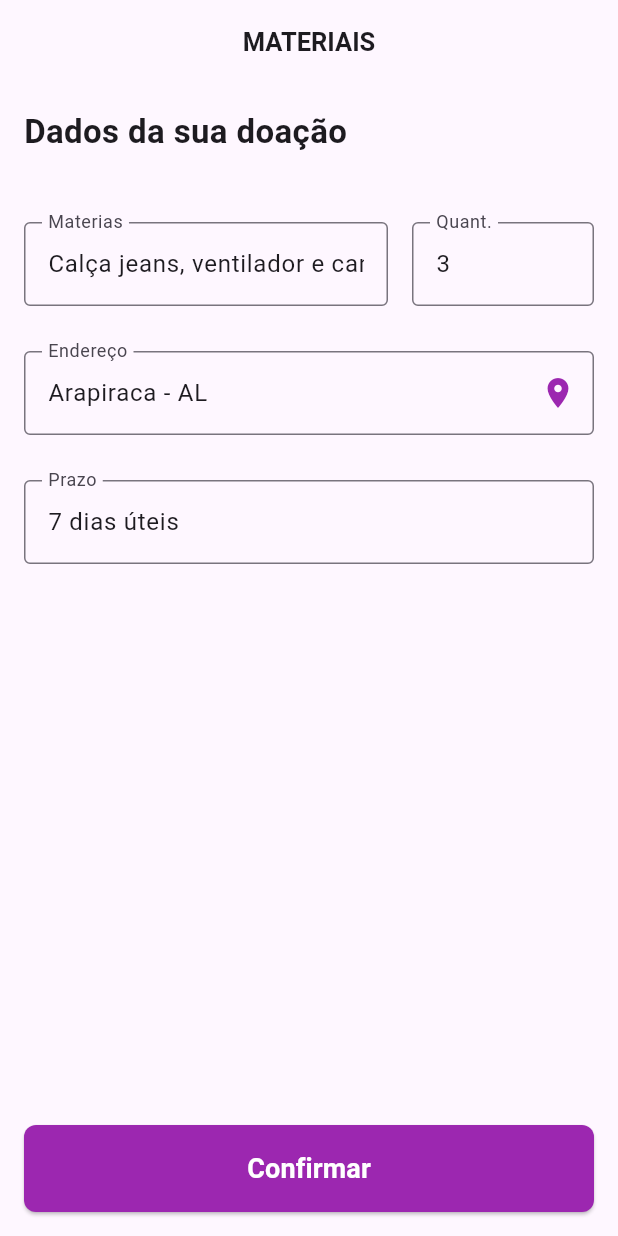
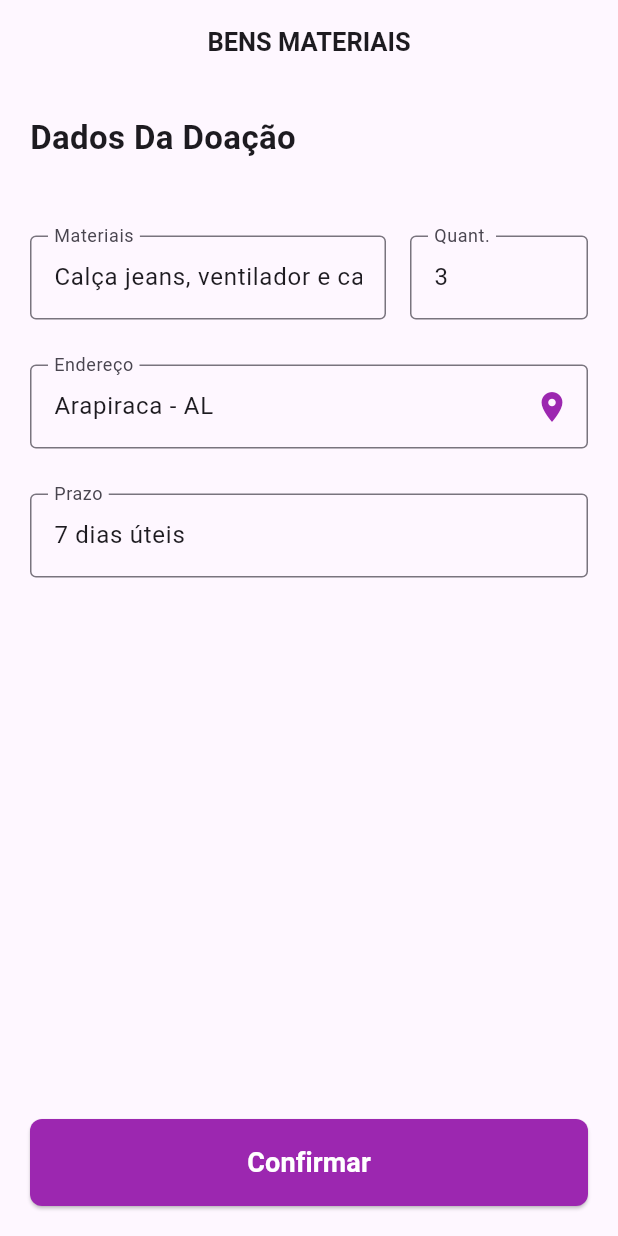
Before and after one commit to Nanygomes13/HOPE, a Flutter app: the screen it shows after launch, on a phone screen of 412 x 824 dp. Run offline on Flutter 3.47's test engine with Material 3 defaults, Android fonts, the phone set to English and light mode, and no system bars; our stand-ins replace geocoding, google_maps_flutter, sqflite; accounts and stored records are empty.

```diff
--- a/lib/CadastroTransacao.dart
+++ b/lib/CadastroTransacao.dart
@@ -16,8 +16,6 @@ class _CadastroTransacaoState extends State<CadastroTransacao> {
   TextEditingController _instituicaoController = TextEditingController();
   TextEditingController _valorController = TextEditingController();
   TextEditingController _pixController = TextEditingController();
-  TextEditingController _dataController = TextEditingController();
-  TextEditingController _horaController = TextEditingController();
 
   void _saveTransaction() async {
     if (_formKey.currentState!.validate()) {
@@ -26,8 +24,6 @@ class _CadastroTransacaoState extends State<CadastroTransacao> {
         instituicao: _instituicaoController.text,
         valor: double.tryParse(_valorController.text) ?? 0.0,
         pix: _pixController.text,
-        data: _dataController.text,
-        hora: _horaController.text,
       );
 
       await TransacaoDao().salvarTransacao(novaTransacao);
@@ -52,8 +48,6 @@ class _CadastroTransacaoState extends State<CadastroTransacao> {
                 _buildTextFormField("Instituição", _instituicaoController),
                 _buildTextFormField("Valor", _valorController, isNumeric: true),
                 _buildTextFormField("PIX", _pixController),
-                _buildTextFormField("Data", _dataController, isReadOnly: true),
-                _buildTextFormField("Hora", _horaController, isReadOnly: true),
                 const SizedBox(height: 50),
                 ElevatedButton(
                   onPressed: _saveTransaction,
--- a/lib/agradecimento.dart
+++ b/lib/agradecimento.dart
@@ -31,7 +31,7 @@ class _agradecimentoState extends State<agradecimento> {
                 Padding(
                   padding: const EdgeInsets.symmetric(horizontal: 16.0),
                   child: Image.asset(
-                    'images/gratidao.png',
+                    'lib/images/gratidao.png',
                     height: 300,
                   ),
                 ),
--- a/lib/database.dart
+++ b/lib/database.dart
@@ -6,63 +6,63 @@ class Database {
       nome: 'Pix - pagamento',
       instituicao: 'SOS Mata Atlântica',
       valor: 50.00,
-      pix: 'Transferido da conta poupança var.51', data: '', hora: '',
+      pix: 'Transferido da conta poupança var.51',
     ),
 
     Transacao(
       nome: 'Pix - pagamento',
       instituicao: 'Gastromotiva',
       valor: 50.00,
-      pix: 'Transferido da conta poupança var.51', data: '', hora: '',
+      pix: 'Transferido da conta poupança var.51',
     ),
 
     Transacao(
       nome: 'Pix - pagamento',
       instituicao: 'Ação da Cidadania',
       valor: 100.00,
-      pix: 'Transferido da conta poupança var.51', data: '', hora: '',
+      pix: 'Transferido da conta poupança var.51',
     ),
 
     Transacao(
       nome: 'Pix - pagamento',
       instituicao: 'Gastromotiva',
       valor: 70.00,
-      pix: 'Transferido da conta poupança var.51', data: '', hora: '',
+      pix: 'Transferido da conta poupança var.51',
     ),
 
     Transacao(
       nome: 'Pix - pagamento',
       instituicao: 'CUFA',
       valor: 45.00,
-      pix: 'Transferido da conta poupança var.51', data: '', hora: '',
+      pix: 'Transferido da conta poupança var.51',
     ),
 
     Transacao(
       nome: 'Pix - pagamento',
       instituicao: 'AACD',
       valor: 5.50,
-      pix: 'Transferido da conta poupança var.51', data: '', hora: '',
+      pix: 'Transferido da conta poupança var.51',
     ),
 
     Transacao(
       nome: 'Pix - pagamento',
       instituicao: 'CUFA',
       valor: 110.00,
-      pix: 'Transferido da conta poupança var.51', data: '', hora: '',
+      pix: 'Transferido da conta poupança var.51',
     ),
 
     Transacao(
       nome: 'Pix - pagamento',
       instituicao: 'Todos pela Educação',
       valor: 20.00,
-      pix: 'Transferido da conta poupança var.51', data: '', hora: '',
+      pix: 'Transferido da conta poupança var.51',
     ),
 
     Transacao(
       nome: 'Pix - pagamento',
       instituicao: 'AACD',
       valor: 300.00,
-      pix: 'Transferido da conta poupança var.51', data: '', hora: '',
+      pix: 'Transferido da conta poupança var.51',
     ),
   ];
 }
--- a/lib/database_helper.dart
+++ b/lib/database_helper.dart
@@ -31,8 +31,6 @@ class DatabaseHelper {
         instituicao TEXT,
         valor REAL,
         pix TEXT,
-        data TEXT,
-        hora TEXT
       )
     ''');
   }
@@ -53,8 +51,6 @@ class DatabaseHelper {
         instituicao: maps[i]['instituicao'],
         valor: maps[i]['valor'],
         pix: maps[i]['pix'],
-        data: maps[i]['data'],
-        hora: maps[i]['hora'],
       );
     });
   }
--- a/lib/main.dart
+++ b/lib/main.dart
@@ -1,4 +1,5 @@
 import 'package:flutter/material.dart';
+import 'package:hopee/minhasdoacoes.dart';
 import 'materiais.dart';
 
 void main() {
--- a/lib/materiais.dart
+++ b/lib/materiais.dart
@@ -1,8 +1,6 @@
 import 'package:flutter/material.dart';
 import 'package:geocoding/geocoding.dart';
 import 'package:hopee/agradecimento.dart';
-import 'package:hopee/materiais_dao.dart';
-import 'package:hopee/doacao_materiais.dart';
 import 'package:hopee/map_page.dart';
 
 class Materiais extends StatefulWidget {
@@ -13,17 +11,10 @@ class Materiais extends StatefulWidget {
 }
 
 class _MateriaisState extends State<Materiais> {
-  List<DoacaoMateriais> materiais = [];
 
   @override
   void initState() {
     super.initState();
-    loadData();
-  }
-
-  loadData() async {
-    materiais = await MateriaisDao().listarMateriais();
-    setState(() {});
   }
 
   @override
@@ -32,22 +23,24 @@ class _MateriaisState extends State<Materiais> {
       child: Scaffold(
         appBar: AppBar(
           title: Text(
-            'MATERIAIS',
+            'BENS MATERIAIS',
             style: TextStyle(fontSize: 17, fontWeight: FontWeight.bold),
           ),
           centerTitle: true,
           elevation: 0,
         ),
         body: Padding(
-          padding: const EdgeInsets.all(16.0),
+          padding: const EdgeInsets.all(20.0),
           child: Column(
-            crossAxisAlignment: CrossAxisAlignment.start,
+            crossAxisAlignment: CrossAxisAlignment.stretch,
             children: [
               Text(
-                'Dados da sua doação',
+                'Dados Da Doação',
                 style: TextStyle(fontSize: 22, fontWeight: FontWeight.bold),
               ),
-              SizedBox(height: 45),
+              SizedBox(height: 50),
+
+
               Row(
                 children: [
                   Expanded(
@@ -55,7 +48,7 @@ class _MateriaisState extends State<Materiais> {
                     child: TextFormField(
                       initialValue: 'Calça jeans, ventilador e camisa polo',
                       decoration: InputDecoration(
-                        labelText: 'Materias',
+                        labelText: 'Materiais',
                         border: OutlineInputBorder(
                           borderSide: BorderSide(color: Colors.purple),
                         ),
@@ -91,9 +84,7 @@ class _MateriaisState extends State<Materiais> {
                   labelText: 'Endereço',
                   suffixIcon: IconButton(
                     icon: Icon(Icons.location_on, color: Colors.purple),
-
                     onPressed: () async {
-
                       String endereco = 'Arapiraca - AL';
                       Location location = await locationFromAddress(endereco).then((locations) => locations.first);
 
@@ -102,11 +93,10 @@ class _MateriaisState extends State<Materiais> {
                         MaterialPageRoute(
                           builder: (context) {
                             return MapPage(location: location);
-                            }
+                          },
                         ),
                       );
                     },
-
                   ),
                   border: OutlineInputBorder(
                     borderSide: BorderSide(color: Colors.purple),
@@ -130,9 +120,17 @@ class _MateriaisState extends State<Materiais> {
                 ),
               ),
               Spacer(),
-              SizedBox(
-                width: double.infinity,
-                child: ElevatedButton(
+
+              buildButton(),
+            ],
+          ),
+        ),
+      ),
+    );
+  }
+
+  buildButton() {
+    return ElevatedButton(
       onPressed: () {
         Navigator.push(
           context,
@@ -158,12 +156,8 @@ class _MateriaisState extends State<Materiais> {
         ),
         padding: EdgeInsets.symmetric(vertical: 16),
       ),
-                ),
-              ),
-            ],
-          ),
-        ),
-      ),
     );
   }
+
+
 }
--- a/lib/materiais_dao.dart
+++ b/lib/materiais_dao.dart
@@ -21,6 +21,7 @@ class MateriaisDao {
       lista.add(materiais);
     }
 
+    await Future.delayed(const Duration(seconds: 4));
     return lista;
   }
 }
--- a/pubspec.yaml
+++ b/pubspec.yaml
@@ -66,9 +66,8 @@ flutter:
   uses-material-design: true
 
   # To add assets to your application, add an assets section, like this:
-  # assets:
-  #   - images/a_dot_burr.jpeg
-  #   - images/a_dot_ham.jpeg
+  assets:
+    - lib/images/gratidao.png
 
   # An image asset can refer to one or more resolution-specific "variants", see
   # https://flutter.dev/to/resolution-aware-images
```
Also changed, not shown: lib/transacao.dart (+4 -9 lines), lib/images/gratidao.png (added). Lines whose indentation alone changed are shown as unchanged.
